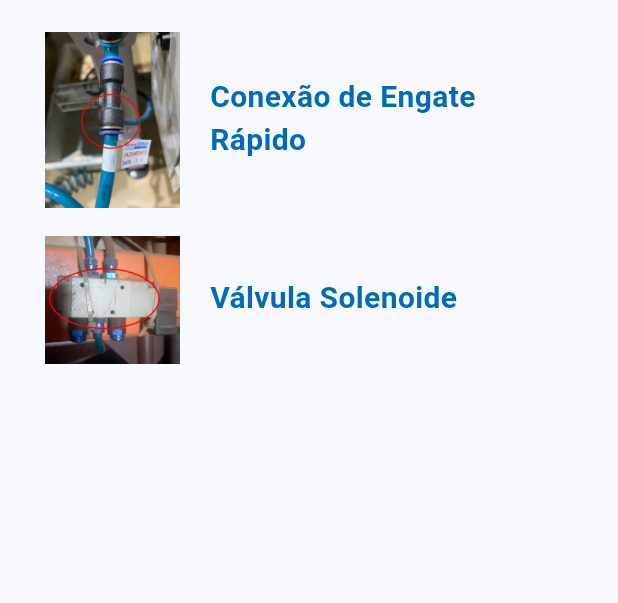
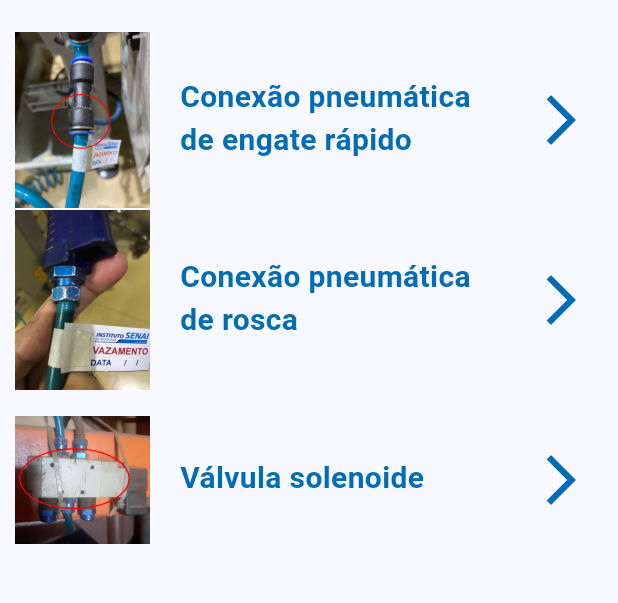
Before and after one commit to Rodrigo-SE03/app-vazamentos, a Flutter app: the Referencias screen opened directly, on a phone screen of 412 x 824 dp, the part 90-693 px from its top. Run offline on Flutter 3.47's test engine with Material 2 defaults, Android fonts, the phone set to English and light mode, and no system bars; our stand-ins replace image_picker, objectbox; missing offline and left inert: flutter_email_sender, gal, photo_manager, syncfusion_flutter_xlsio; generated files the repository leaves out were written again.

Commit message:
Adição de elementos para as referências

```diff
--- /dev/null
+++ b/ar_comprimido/lib/descricoes.dart
@@ -0,0 +1,11 @@
+String descricao(String componente) {
+  Map<String, String> descricoes = {
+    "engate_rapido":
+        "Acessório que permite a ligação de uma mangueira pneumática com os demais componentes do sistema através de um encaixe rápido.",
+    "valvula_solenoide": "É uma válvula operada por um impulso elétrico",
+    "rosca":
+        "Tipo de conexão para mangueira pneumática que utiliza o travamento com rosca para realizar a fixação."
+  };
+
+  return descricoes[componente]!;
+}
--- a/ar_comprimido/lib/referencias.dart
+++ b/ar_comprimido/lib/referencias.dart
@@ -1,3 +1,4 @@
+import 'package:ar_comprimido/detalhes.dart';
 import 'package:ar_comprimido/help.dart';
 import 'package:flutter/material.dart';
 import './main.dart';
@@ -29,13 +30,15 @@ class Referencias extends StatelessWidget {
         body: Center(
             child: Padding(
                 padding:
-                    const EdgeInsets.symmetric(vertical: 20, horizontal: 30),
+                    const EdgeInsets.symmetric(vertical: 20, horizontal: 10),
                 child: Column(children: [
                   SizedBox(
                       height: MediaQuery.of(context).size.height - 160,
                       child: ListView(shrinkWrap: true, children: [
-                        Itens('engate_rapido', 'Conexão de Engate Rápido'),
-                        Itens('valvula_solenoide', 'Válvula Solenoide')
+                        Itens('engate_rapido',
+                            'Conexão pneumática de engate rápido'),
+                        Itens('rosca', 'Conexão pneumática de rosca'),
+                        Itens('valvula_solenoide', 'Válvula solenoide'),
                       ]))
                 ]))));
   }
@@ -77,6 +80,19 @@ class Itens extends StatelessWidget {
             ],
           ),
         ),
+        const Spacer(
+          flex: 1,
+        ),
+        Padding(
+          padding: const EdgeInsets.only(left: 1),
+          child: IconButton(
+              icon: const Icon(Icons.arrow_forward_ios_outlined,
+                  color: cor_senai, size: 40),
+              onPressed: () {
+                Navigator.of(context).pushReplacement(MaterialPageRoute(
+                    builder: (context) => Detalhes(componente, imagem)));
+              }),
+        )
       ],
     );
   }
```
Also changed, not shown: ar_comprimido/lib/detalhes.dart (added, +78 -0 lines), ar_comprimido/assets/componentes/rosca.png (added).
